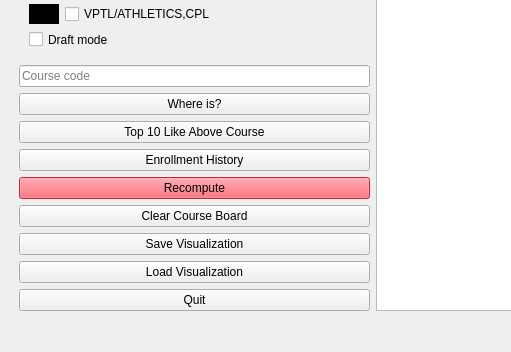
Qt form src/qtui/courseTsne.ui (paepcke/pathways) before a commit; both pictures show x 0 to 511 and y 288 to 640 of the 761 by 640 pixel window.
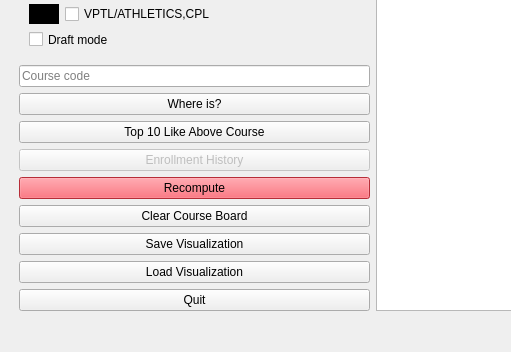
The same form after that commit.

Commit message: Hyperparameter search: more window sizes. And disabled enrollment button.

Patch:
```diff
--- a/src/qtui/courseTsne.ui
+++ b/src/qtui/courseTsne.ui
@@ -454,7 +454,7 @@
         <item>
          <widget class="QPushButton" name="enrollmentButton">
           <property name="enabled">
-           <bool>true</bool>
+           <bool>false</bool>
           </property>
           <property name="text">
            <string>Enrollment History</string>
```
The commit also changes 1 other file.
